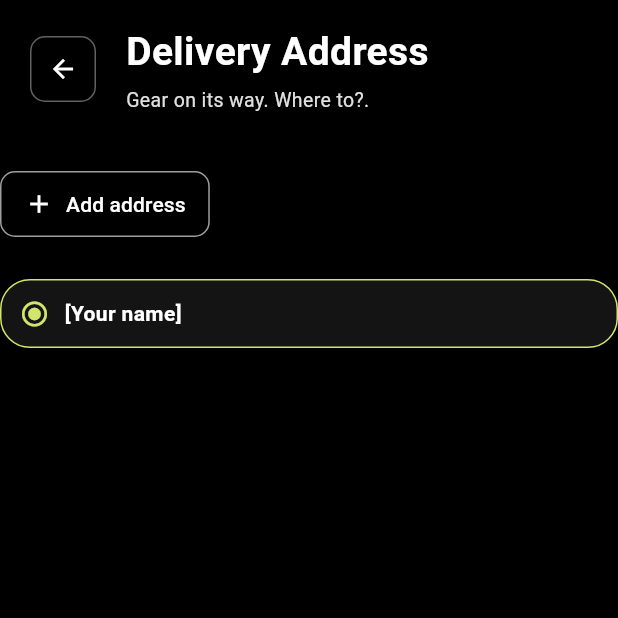
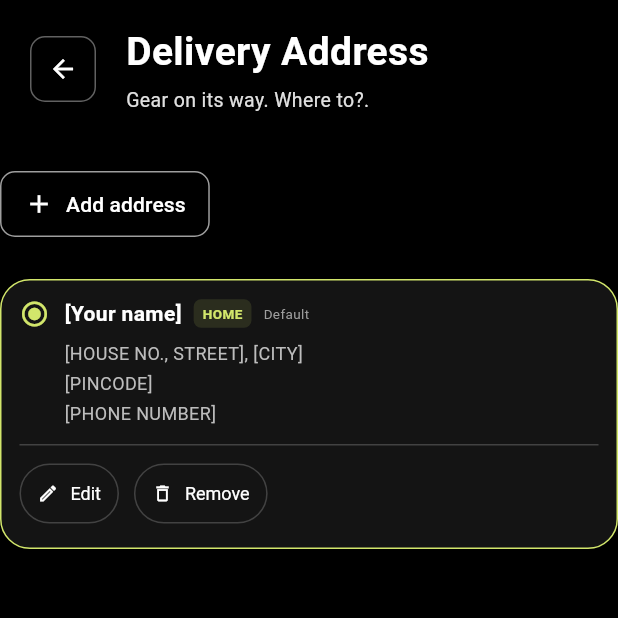
Before and after one commit to Cyanide07x/Cynx_Kage, a Flutter app: the AddressScreen screen opened directly, on a phone screen of 412 x 824 dp, the top half of it. Run offline on Flutter 3.47's test engine with Material 3 defaults, Android fonts, the phone set to English and light mode, and no system bars; our stand-ins replace cloud_firestore, firebase_auth, firebase_core, flutter_svg, image_picker, shared_preferences; accounts and stored records are empty; generated files the repository leaves out were written again.

Commit message:
Added address card UI

```diff
--- a/lib/screens/address/address_card.dart
+++ b/lib/screens/address/address_card.dart
@@ -1,16 +1,15 @@
+
 import 'package:flutter/material.dart';
 
-class AddressCard extends StatelessWidget{
+class AddressCard extends StatelessWidget {
   const AddressCard({super.key});
-
 
   @override
   Widget build(BuildContext context) {
     return Container(
       padding: const EdgeInsets.all(12),
-        //Box deco
       decoration: BoxDecoration(
-          color: const Color(0xff141414),
+        color: const Color(0xFF141414),
         border: Border.all(
           color: const Color(0xFFD2E66B),
           width: 1,
@@ -20,19 +19,152 @@ class AddressCard extends StatelessWidget{
       child: Column(
         crossAxisAlignment: CrossAxisAlignment.start,
         children: [
-
+          // 1. Top row
           Row(
             children: [
-              const Icon(Icons.radio_button_checked,
+              const Icon(
+                Icons.radio_button_checked,
                 color: Color(0xFFD2E66B),
                 size: 20,
               ),
               const SizedBox(width: 10),
-              const Text('[Your name]',
+
+              const Text(
+                '[Your name]',
                 style: TextStyle(
                   color: Colors.white,
                   fontSize: 14,
                   fontWeight: FontWeight.bold,
+                ),
+              ),
+
+              const SizedBox(width: 8),
+
+              Container(
+                padding: const EdgeInsets.symmetric(
+                  horizontal: 6,
+                  vertical: 3,
+                ),
+                decoration: BoxDecoration(
+                  color: const Color(0xFFD2E66B)
+                      .withValues(alpha: 0.12),
+                  borderRadius: BorderRadius.circular(5),
+                ),
+                child: const Text(
+                  'HOME',
+                  style: TextStyle(
+                    color: Color(0xFFD2E66B),
+                    fontSize: 9,
+                    fontWeight: FontWeight.bold,
+                  ),
+                ),
+              ),
+
+              const SizedBox(width: 8),
+
+              const Text(
+                'Default',
+                style: TextStyle(
+                  color: Colors.grey,
+                  fontSize: 9,
+                ),
+              ),
+            ],
+          ),
+
+          const SizedBox(height: 8),
+
+          // 2. Address details
+          Padding(
+            padding: const EdgeInsets.only(left: 30),
+            child: Column(
+              crossAxisAlignment: CrossAxisAlignment.start,
+              children: [
+                Text(
+                  '[HOUSE NO., STREET], [CITY]',
+                  style: TextStyle(
+                    color: Colors.grey.shade400,
+                    fontSize: 12,
+                  ),
+                ),
+                const SizedBox(height: 3),
+
+                Text(
+                  '[PINCODE]',
+                  style: TextStyle(
+                    color: Colors.grey.shade400,
+                    fontSize: 12,
+                  ),
+                ),
+                const SizedBox(height: 3),
+
+                Text(
+                  '[PHONE NUMBER]',
+                  style: TextStyle(
+                    color: Colors.grey.shade400,
+                    fontSize: 12,
+                  ),
+                ),
+              ],
+            ),
+          ),
+
+          const SizedBox(height: 12),
+
+          // 3. Divider
+          Divider(
+            color: Colors.grey.shade800,
+            height: 1,
+          ),
+
+          const SizedBox(height: 8),
+
+          // 4. Action buttons
+          Row(
+            children: [
+              OutlinedButton.icon(
+                onPressed: () {},
+                icon: const Icon(
+                  Icons.edit_outlined,
+                  size: 14,
+                ),
+                label: const Text('Edit'),
+                style: OutlinedButton.styleFrom(
+                  foregroundColor: Colors.white,
+                  side: BorderSide(
+                    color: Colors.grey.shade800,
+                  ),
+                  padding: const EdgeInsets.symmetric(
+                    horizontal: 12,
+                    vertical: 8,
+                  ),
+                  textStyle: const TextStyle(
+                    fontSize: 12,
+                  ),
+                ),
+              ),
+
+              const SizedBox(width: 10),
+
+              OutlinedButton.icon(
+                onPressed: () {},
+                icon: const Icon(
+                  Icons.delete_outline,
+                  size: 14,
+                ),
+                label: const Text('Remove'),
+                style: OutlinedButton.styleFrom(
+                  foregroundColor: Colors.white,
+                  side: BorderSide(
+                    color: Colors.grey.shade800,
+                  ),
+                  padding: const EdgeInsets.symmetric(
+                    horizontal: 12,
+                    vertical: 8,
+                  ),
+                  textStyle: const TextStyle(
+                    fontSize: 12,
+                  ),
                 ),
               ),
             ],
```
Lines whose indentation alone changed are shown as unchanged.
